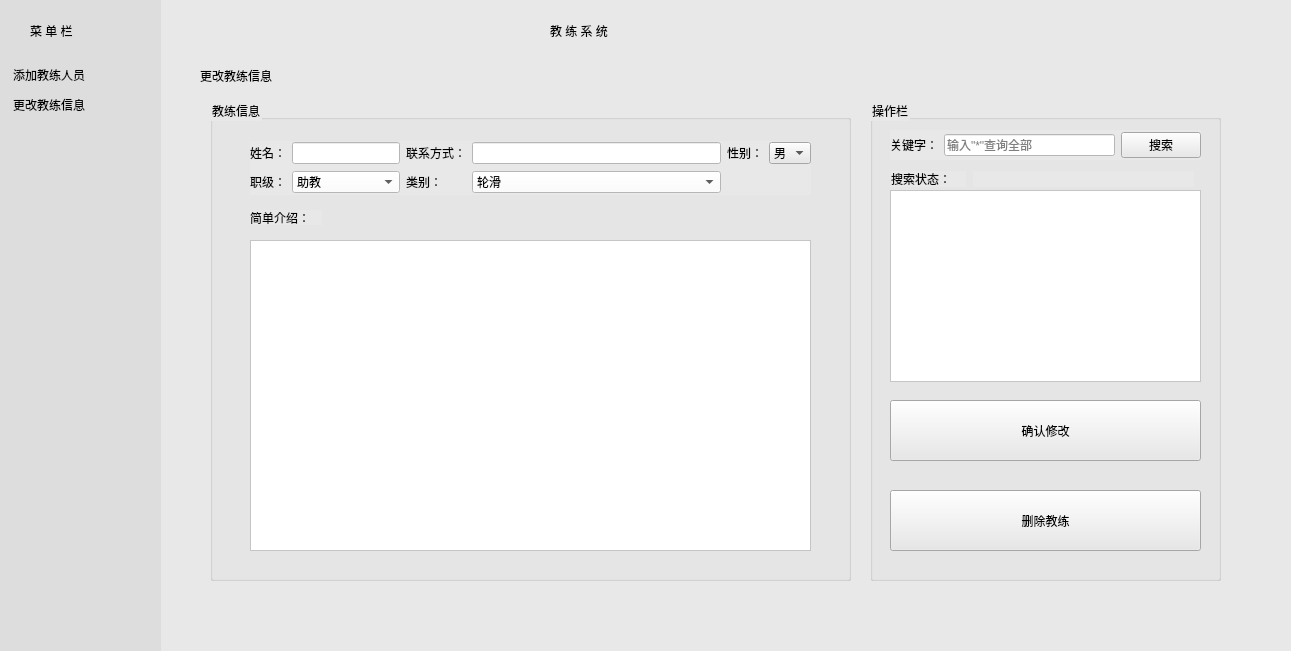
This is CoachSystem/syscoach.ui in Holy-Shine/Acrotest as Qt 5 draws it before an edit. The edited form follows.
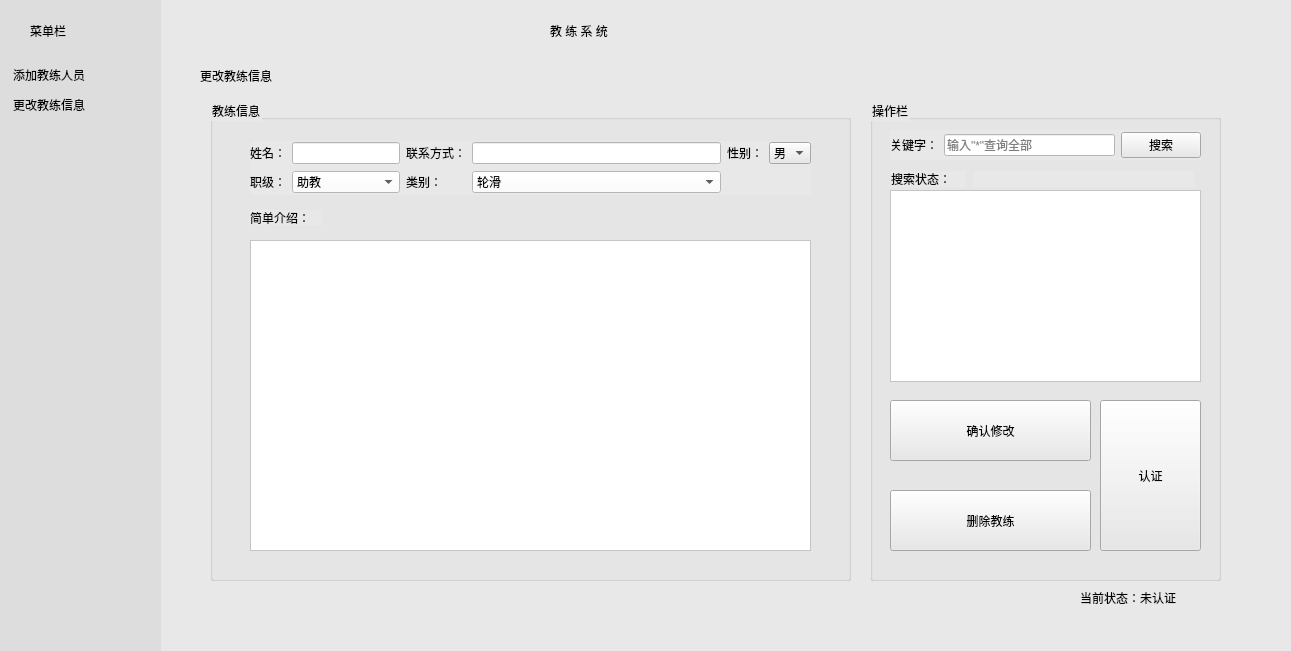
This is the edited form. Icons and pictures are not drawn.

What changed in the file:
```diff
--- a/CoachSystem/syscoach.ui
+++ b/CoachSystem/syscoach.ui
@@ -100,7 +100,7 @@
      <string notr="true">font: 75 14pt &quot;黑体&quot;;</string>
     </property>
     <property name="text">
-     <string>菜 单 栏</string>
+     <string>菜单栏</string>
     </property>
    </widget>
   </widget>
@@ -373,7 +373,7 @@
        <rect>
         <x>20</x>
         <y>300</y>
-        <width>311</width>
+        <width>201</width>
         <height>61</height>
        </rect>
       </property>
@@ -386,7 +386,7 @@
        <rect>
         <x>20</x>
         <y>390</y>
-        <width>311</width>
+        <width>201</width>
         <height>61</height>
        </rect>
       </property>
@@ -472,6 +472,19 @@
        </item>
       </layout>
      </widget>
+     <widget class="QPushButton" name="btn_verify">
+      <property name="geometry">
+       <rect>
+        <x>230</x>
+        <y>300</y>
+        <width>101</width>
+        <height>151</height>
+       </rect>
+      </property>
+      <property name="text">
+       <string>认证</string>
+      </property>
+     </widget>
     </widget>
     <widget class="QGroupBox" name="groupBox_3">
      <property name="geometry">
@@ -654,6 +667,19 @@
       </layout>
      </widget>
     </widget>
+    <widget class="QLabel" name="lb_status">
+     <property name="geometry">
+      <rect>
+       <x>890</x>
+       <y>540</y>
+       <width>121</width>
+       <height>16</height>
+      </rect>
+     </property>
+     <property name="text">
+      <string>当前状态：未认证</string>
+     </property>
+    </widget>
    </widget>
   </widget>
   <widget class="QLabel" name="lb_head">
```
